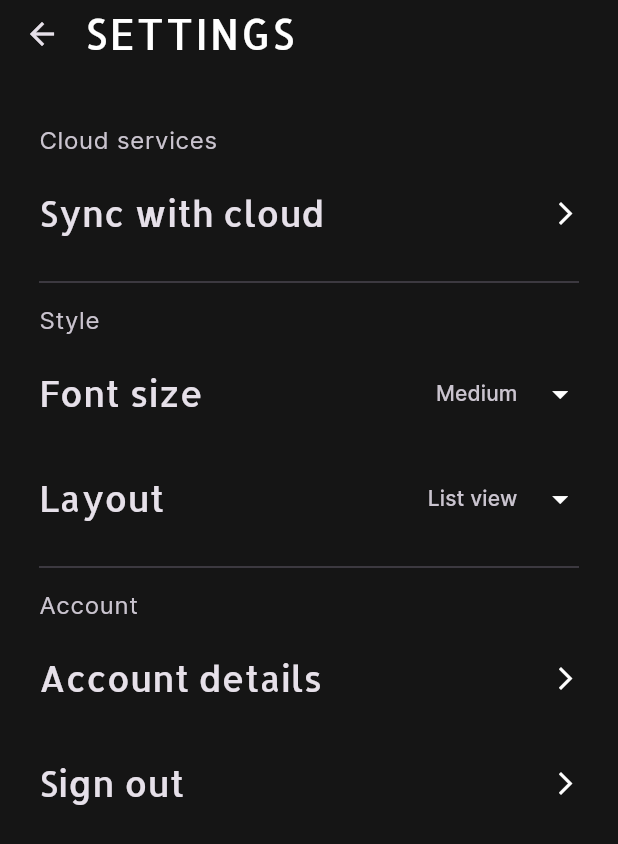
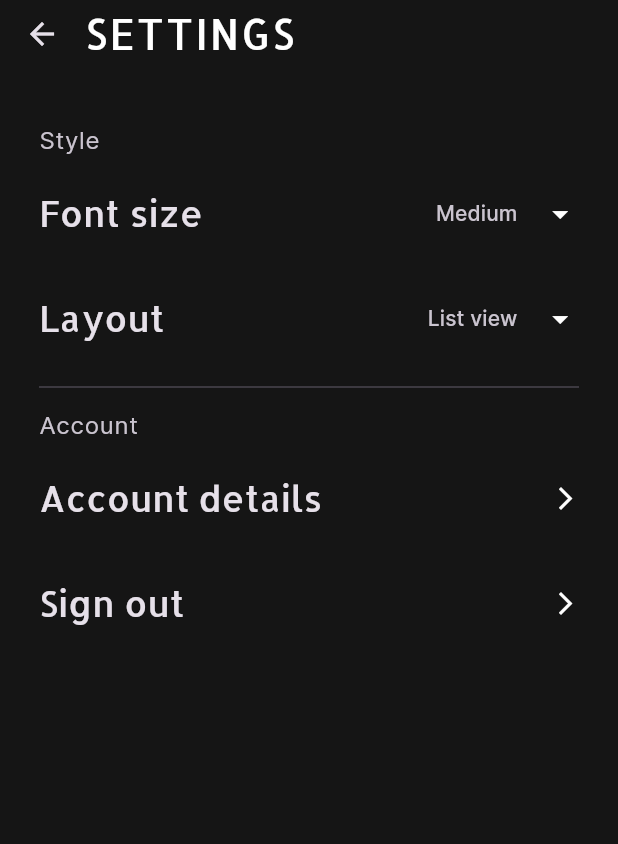
Before and after one commit to Rapithwin/firebase-notes, a Flutter app: the SettingsPage screen opened directly, on a phone screen of 412 x 824 dp. Shown: the top 844 px of the screen. Run offline on Flutter 3.47's test engine with Material 3 defaults, Android fonts, the phone set to English and light mode, and no system bars; our stand-ins replace firebase_auth, firebase_core, get, google_sign_in, shared_preferences; accounts and stored records are empty.

Commit message:
Removed cloud services

```diff
--- a/lib/pages/settings_page.dart
+++ b/lib/pages/settings_page.dart
@@ -24,23 +24,7 @@ class SettingsPage extends StatelessWidget {
             SizedBox(
               height: 20,
             ),
-            SettingsTitle(
-              theme: theme,
-              title: "Cloud services",
-            ),
-            SettingsOption(
-              theme: theme,
-              title: "Sync with cloud",
-              icon: Icon(
-                Icons.arrow_forward_ios,
-                size: 18,
-              ),
-              onTap: () {},
-            ),
-            Divider(
-              endIndent: 26,
-              indent: 26,
-            ),
+
             SettingsTitle(title: "Style", theme: theme),
             SettingsOption(
               theme: theme,
```
